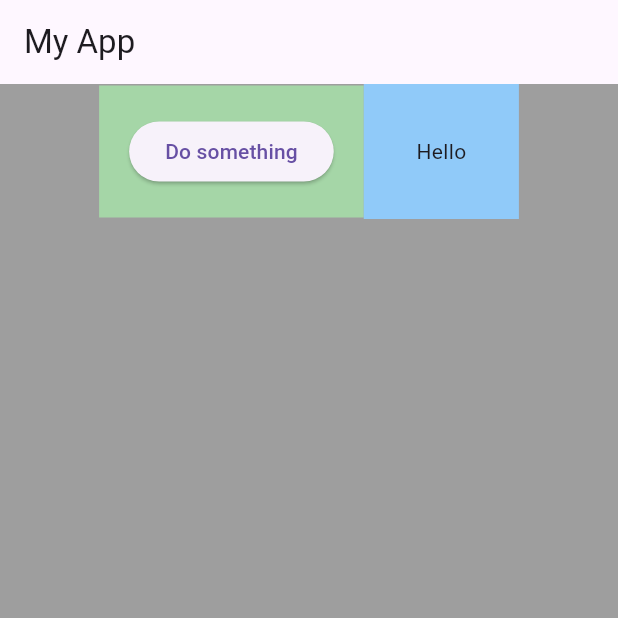
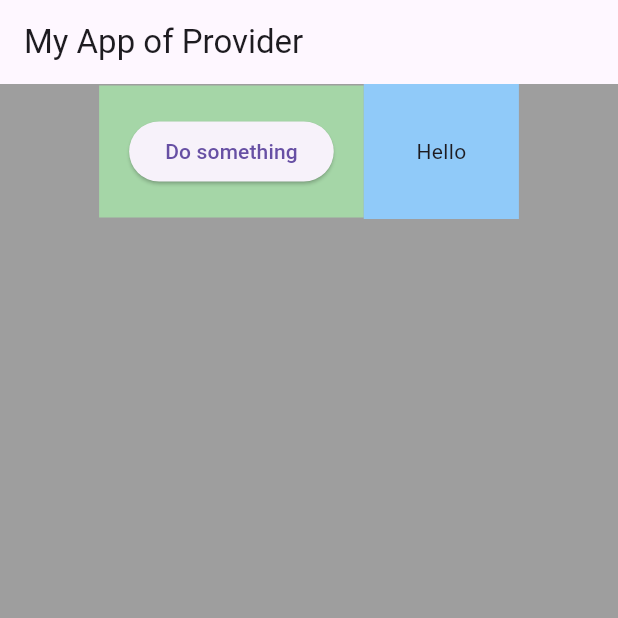
Before and after one commit to Mat1lda/test_provider, a Flutter app: the screen it shows after launch, on a phone screen of 412 x 824 dp, the top half of it. Run offline on Flutter 3.47's test engine with Material 3 defaults, Android fonts, the phone set to English and light mode, and no system bars.

Commit message:
change title

```diff
--- a/lib/main.dart
+++ b/lib/main.dart
@@ -13,7 +13,7 @@ class MyApp extends StatelessWidget {
       create: (context) => MyModel(),
       child: MaterialApp(
         home: Scaffold(
-          appBar: AppBar(title: Text('My App')),
+          appBar: AppBar(title: Text('My App of Provider')),
           backgroundColor: Colors.grey,
           body: Row(
             mainAxisAlignment: MainAxisAlignment.center,
```
